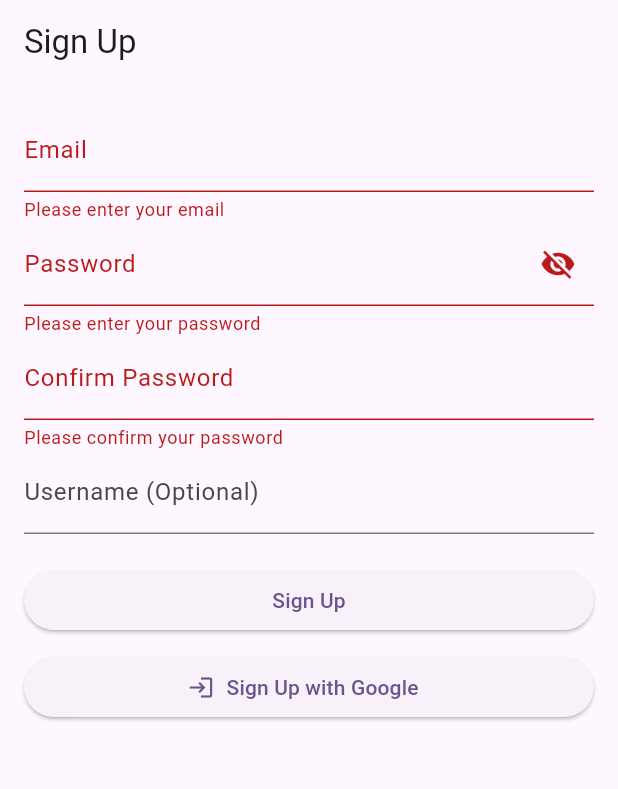
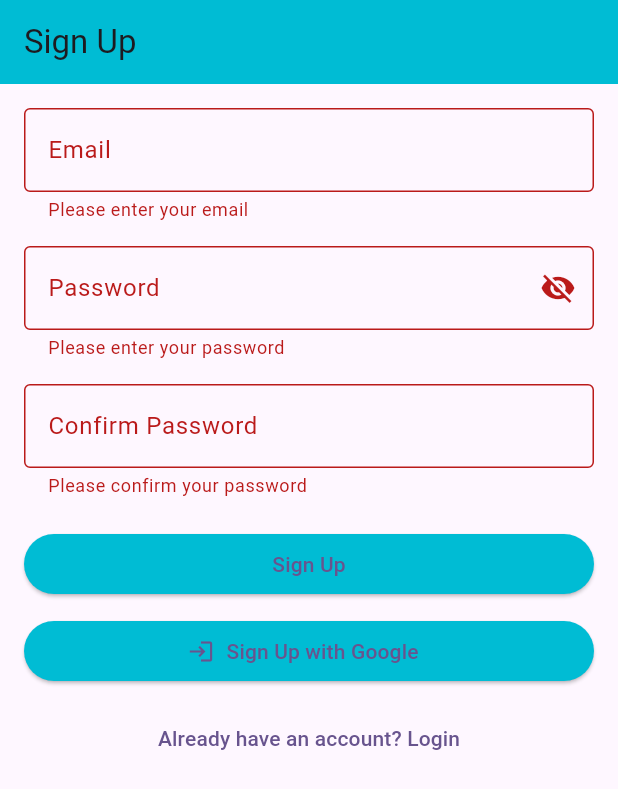
Before and after one commit to infangle/RageArcade, a Flutter app: the screen it shows after launch, after a tap on "Sign Up", on a phone screen of 412 x 824 dp. Shown: the top 789 px of the screen. Run offline on Flutter 3.47's test engine with Material 3 defaults, Android fonts, the light colour scheme and no system bars; our stand-ins replace cloud_firestore, firebase_auth, firebase_core, google_sign_in, just_audio; accounts and stored records are empty.

Commit message:
secure user authentication complete

```diff
--- /dev/null
+++ b/lib/auth/services/auth_service.dart
@@ -0,0 +1,48 @@
+import 'package:firebase_auth/firebase_auth.dart';
+import 'package:cloud_firestore/cloud_firestore.dart';
+import 'package:google_sign_in/google_sign_in.dart';
+
+class AuthService {
+  final FirebaseAuth _firebaseAuth = FirebaseAuth.instance;
+  final GoogleSignIn _googleSignIn = GoogleSignIn();
+  final FirebaseFirestore _firestore = FirebaseFirestore.instance;
+
+  // Sign up with email and password
+  Future<UserCredential> signUpWithEmail(String email, String password) async {
+    return await _firebaseAuth.createUserWithEmailAndPassword(
+        email: email, password: password);
+  }
+
+  // Sign in with Google
+  Future<UserCredential> signInWithGoogle() async {
+    final GoogleSignInAccount? googleUser = await _googleSignIn.signIn();
+    final GoogleSignInAuthentication? googleAuth =
+        await googleUser?.authentication;
+
+    if (googleAuth != null) {
+      final credential = GoogleAuthProvider.credential(
+        accessToken: googleAuth.accessToken,
+        idToken: googleAuth.idToken,
+      );
+
+      return await _firebaseAuth.signInWithCredential(credential);
+    } else {
+      throw Exception('Google sign-in failed');
+    }
+  }
+
+  // Save user data to Firestore
+  Future<void> saveUserData(UserCredential userCredential) async {
+    final userDoc = await _firestore
+        .collection('users')
+        .doc(userCredential.user!.uid)
+        .get();
+    if (!userDoc.exists) {
+      await _firestore.collection('users').doc(userCredential.user!.uid).set({
+        'email': userCredential.user!.email,
+        'username': userCredential.user!.displayName ?? '',
+        'highestScore': 0,
+      });
+    }
+  }
+}
--- a/lib/auth/signup.dart
+++ b/lib/auth/signup.dart
@@ -1,8 +1,7 @@
 import 'package:flutter/material.dart';
 import 'package:firebase_auth/firebase_auth.dart';
-import 'package:cloud_firestore/cloud_firestore.dart';
-import 'package:google_sign_in/google_sign_in.dart';
 import 'login.dart';
+import 'services/auth_service.dart';
 
 class SignUpPage extends StatefulWidget {
   const SignUpPage({Key? key}) : super(key: key);
@@ -12,9 +11,7 @@ class SignUpPage extends StatefulWidget {
 }
 
 class _SignUpPageState extends State<SignUpPage> {
-  final _firebaseAuth = FirebaseAuth.instance;
-  final _googleSignIn = GoogleSignIn();
-  final _firestore = FirebaseFirestore.instance;
+  final AuthService _authService = AuthService();
 
   String email = '';
   String password = '';
@@ -25,31 +22,21 @@ class _SignUpPageState extends State<SignUpPage> {
   bool _isPasswordVisible = false;
   bool _isLoading = false;
 
+  // Sign up with email and password
   void _signUpWithEmail() async {
     if (_formKey.currentState!.validate()) {
       setState(() => _isLoading = true);
       try {
-        UserCredential userCredential = await _firebaseAuth
-            .createUserWithEmailAndPassword(email: email, password: password);
+        // Create user
+        UserCredential userCredential =
+            await _authService.signUpWithEmail(email, password);
 
-        final userDoc = await _firestore
-            .collection('users')
-            .doc(userCredential.user!.uid)
-            .get();
-        if (!userDoc.exists) {
-          await _firestore
-              .collection('users')
-              .doc(userCredential.user!.uid)
-              .set({
-            'email': email,
-            'username': username.isEmpty ? null : username,
-            'highestScore': 0,
-          });
-        }
-
+        // Navigate directly to LoginPage after successful signup
         Navigator.pushReplacement(
           context,
-          MaterialPageRoute(builder: (context) => const LoginPage()),
+          MaterialPageRoute(
+            builder: (context) => const LoginPage(),
+          ),
         );
       } catch (e) {
         ScaffoldMessenger.of(context)
@@ -60,44 +47,19 @@ class _SignUpPageState extends State<SignUpPage> {
     }
   }
 
+  // Sign in with Google
   Future<void> _signInWithGoogle() async {
     setState(() => _isLoading = true);
     try {
-      final GoogleSignInAccount? googleUser = await _googleSignIn.signIn();
-      final GoogleSignInAuthentication? googleAuth =
-          await googleUser?.authentication;
+      UserCredential userCredential = await _authService.signInWithGoogle();
+      await _authService.saveUserData(userCredential);
 
-      if (googleAuth != null) {
-        final credential = GoogleAuthProvider.credential(
-          accessToken: googleAuth.accessToken,
-          idToken: googleAuth.idToken,
-        );
-
-        UserCredential userCredential =
-            await _firebaseAuth.signInWithCredential(credential);
-
-        final userDoc = await _firestore
-            .collection('users')
-            .doc(userCredential.user!.uid)
-            .get();
-        if (!userDoc.exists) {
-          await _firestore
-              .collection('users')
-              .doc(userCredential.user!.uid)
-              .set({
-            'email': userCredential.user!.email,
-            'username': userCredential.user!.displayName ?? '',
-            'highestScore': 0,
-          });
-        }
-
-        Navigator.pushReplacement(
-          context,
-          MaterialPageRoute(builder: (context) => const LoginPage()),
-        );
-      }
+      // Navigate to LoginPage after successful Google sign-in
+      Navigator.pushReplacement(
+        context,
+        MaterialPageRoute(builder: (context) => const LoginPage()),
+      );
     } catch (e) {
-      // Enhanced error logging
       print('Google Sign-In Error: ${e.toString()}');
       ScaffoldMessenger.of(context)
           .showSnackBar(SnackBar(content: Text('Error: ${e.toString()}')));
@@ -111,6 +73,7 @@ class _SignUpPageState extends State<SignUpPage> {
     return Scaffold(
       appBar: AppBar(
         title: const Text('Sign Up'),
+        backgroundColor: Colors.cyan,
       ),
       body: Padding(
         padding: const EdgeInsets.all(16.0),
@@ -119,7 +82,13 @@ class _SignUpPageState extends State<SignUpPage> {
           child: ListView(
             children: [
               TextFormField(
-                decoration: const InputDecoration(labelText: 'Email'),
+                decoration: InputDecoration(
+                  labelText: 'Email',
+                  border: OutlineInputBorder(),
+                  focusedBorder: OutlineInputBorder(
+                    borderSide: BorderSide(color: Colors.cyan),
+                  ),
+                ),
                 keyboardType: TextInputType.emailAddress,
                 validator: (value) {
                   if (value == null || value.isEmpty) {
@@ -133,10 +102,15 @@ class _SignUpPageState extends State<SignUpPage> {
                   email = value;
                 },
               ),
+              const SizedBox(height: 16),
               TextFormField(
                 obscureText: !_isPasswordVisible,
                 decoration: InputDecoration(
                   labelText: 'Password',
+                  border: OutlineInputBorder(),
+                  focusedBorder: OutlineInputBorder(
+                    borderSide: BorderSide(color: Colors.cyan),
+                  ),
                   suffixIcon: IconButton(
                     icon: Icon(_isPasswordVisible
                         ? Icons.visibility
@@ -160,10 +134,16 @@ class _SignUpPageState extends State<SignUpPage> {
                   password = value;
                 },
               ),
+              const SizedBox(height: 16),
               TextFormField(
                 obscureText: true,
-                decoration:
-                    const InputDecoration(labelText: 'Confirm Password'),
+                decoration: InputDecoration(
+                  labelText: 'Confirm Password',
+                  border: OutlineInputBorder(),
+                  focusedBorder: OutlineInputBorder(
+                    borderSide: BorderSide(color: Colors.cyan),
+                  ),
+                ),
                 validator: (value) {
                   if (value == null || value.isEmpty) {
                     return 'Please confirm your password';
@@ -176,16 +156,10 @@ class _SignUpPageState extends State<SignUpPage> {
                   confirmPassword = value;
                 },
               ),
-              TextFormField(
-                decoration:
-                    const InputDecoration(labelText: 'Username (Optional)'),
-                onChanged: (value) {
-                  username = value;
-                },
-              ),
               const SizedBox(height: 20),
               ElevatedButton(
                 onPressed: _isLoading ? null : _signUpWithEmail,
+                style: ElevatedButton.styleFrom(backgroundColor: Colors.cyan),
                 child: _isLoading
                     ? const CircularProgressIndicator()
                     : const Text('Sign Up'),
@@ -195,6 +169,17 @@ class _SignUpPageState extends State<SignUpPage> {
                 onPressed: _isLoading ? null : _signInWithGoogle,
                 icon: const Icon(Icons.login),
                 label: const Text('Sign Up with Google'),
+                style: ElevatedButton.styleFrom(backgroundColor: Colors.cyan),
+              ),
+              const SizedBox(height: 10),
+              TextButton(
+                onPressed: () {
+                  Navigator.push(
+                    context,
+                    MaterialPageRoute(builder: (context) => const LoginPage()),
+                  );
+                },
+                child: const Text('Already have an account? Login'),
               ),
             ],
           ),
--- a/pubspec.yaml
+++ b/pubspec.yaml
@@ -15,6 +15,7 @@ dependencies:
   firebase_core: ^3.10.1 # Added Firebase Core for initialization
   cloud_firestore: ^5.6.2 # Added Cloud Firestore for database functionality
   google_sign_in: ^6.2.2  # Google Sign-In dependency
+  mailer: ^6.4.1
 
 dev_dependencies:
   flutter_test:
```
Also changed, not shown: lib/auth/login.dart (+17 -4 lines), pubspec.lock.
